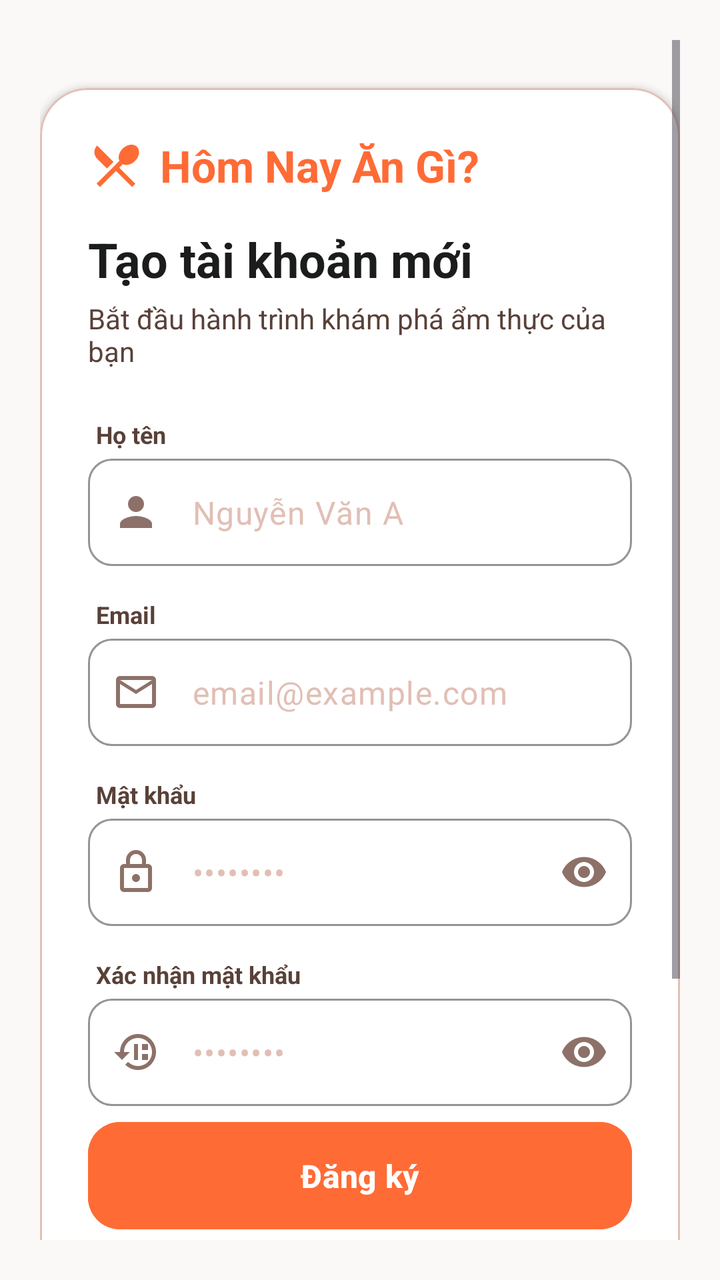
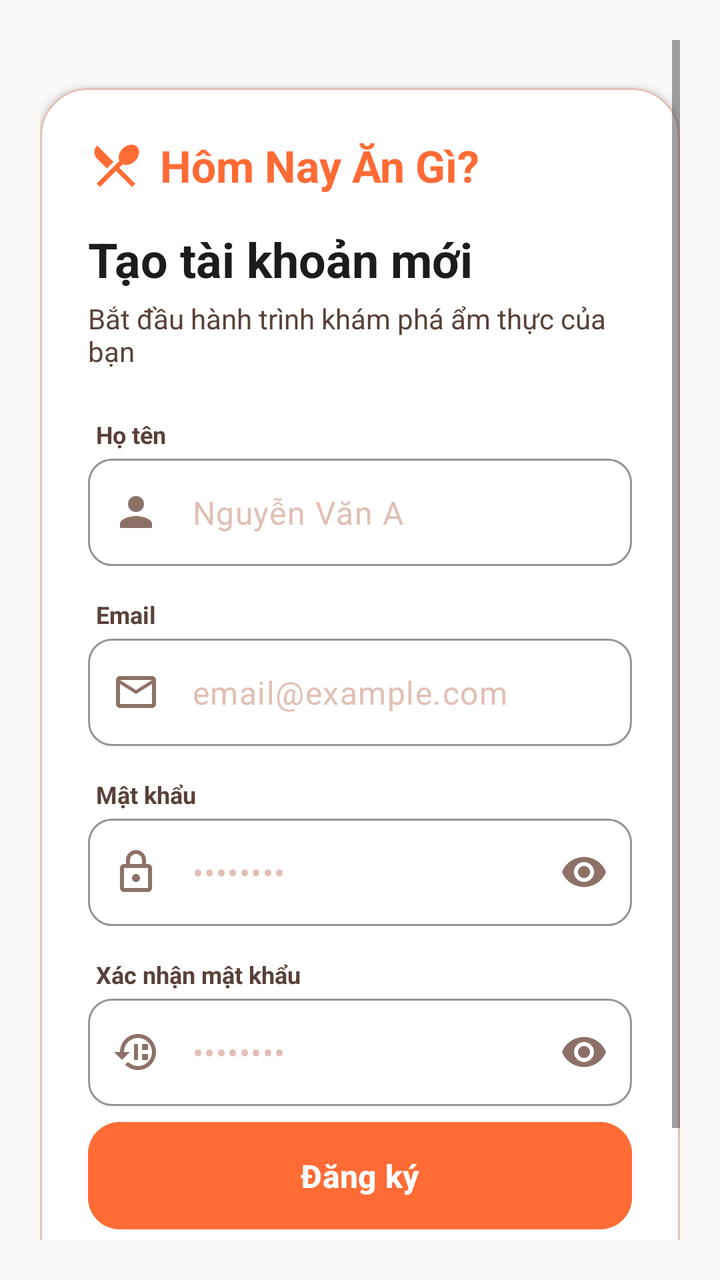

The first picture is an Android layout as it rendered before a commit; the second is the same layout after the commit. The layout source and the unified diff follow.
<!-- AndroidManifest.xml: application theme Theme.AnGi_DiDau -->
<!-- res/layout/activity_register.xml -->
<?xml version="1.0" encoding="utf-8"?>
<androidx.constraintlayout.widget.ConstraintLayout xmlns:android="http://schemas.android.com/apk/res/android"
    xmlns:app="http://schemas.android.com/apk/res-auto"
    xmlns:tools="http://schemas.android.com/tools"
    android:layout_width="match_parent"
    android:layout_height="match_parent"
    android:background="@color/background"
    tools:context=".ui.auth.RegisterActivity">

    <ScrollView
        android:layout_width="match_parent"
        android:layout_height="match_parent"
        android:fillViewport="true"
        android:padding="20dp">

        <androidx.constraintlayout.widget.ConstraintLayout
            android:layout_width="match_parent"
            android:layout_height="wrap_content">

            
            <com.google.android.material.card.MaterialCardView
                android:id="@+id/cardRegister"
                android:layout_width="0dp"
                android:layout_height="wrap_content"
                android:layout_marginTop="24dp"
                android:layout_marginBottom="24dp"
                app:cardBackgroundColor="@color/surface_container_lowest"
                app:cardCornerRadius="24dp"
                app:cardElevation="2dp"
                app:strokeColor="@color/outline_variant"
                app:strokeWidth="1dp"
                app:layout_constraintBottom_toBottomOf="parent"
                app:layout_constraintEnd_toEndOf="parent"
                app:layout_constraintStart_toStartOf="parent"
                app:layout_constraintTop_toTopOf="parent">

                <LinearLayout
                    android:layout_width="match_parent"
                    android:layout_height="wrap_content"
                    android:orientation="vertical"
                    android:padding="24dp">

                    
                    <LinearLayout
                        android:layout_width="match_parent"
                        android:layout_height="wrap_content"
                        android:gravity="center_vertical"
                        android:orientation="horizontal"
                        android:layout_marginBottom="16dp">

                        <ImageView
                            android:layout_width="28dp"
                            android:layout_height="28dp"
                            android:src="@drawable/ic_restaurant_menu"
                            app:tint="@color/primary_container" />

                        <TextView
                            android:layout_width="wrap_content"
                            android:layout_height="wrap_content"
                            android:layout_marginStart="8dp"
                            android:text="Hôm Nay Ăn Gì?"
                            android:textColor="@color/primary_container"
                            android:textSize="22sp"
                            android:textStyle="bold" />
                    </LinearLayout>

                    
                    <TextView
                        android:layout_width="wrap_content"
                        android:layout_height="wrap_content"
                        android:text="Tạo tài khoản mới"
                        android:textColor="@color/on_surface"
                        android:textSize="24sp"
                        android:textStyle="bold" />

                    
                    <TextView
                        android:layout_width="wrap_content"
                        android:layout_height="wrap_content"
                        android:layout_marginTop="4dp"
                        android:text="Bắt đầu hành trình khám phá ẩm thực của bạn"
                        android:textColor="@color/on_surface_variant"
                        android:textSize="14sp"
                        android:layout_marginBottom="24dp" />

                    
                    <TextView
                        android:layout_width="wrap_content"
                        android:layout_height="wrap_content"
                        android:layout_marginStart="4dp"
                        android:layout_marginBottom="4dp"
                        android:text="Họ tên"
                        android:textColor="@color/on_surface_variant"
                        android:textSize="12sp"
                        android:textStyle="bold" />

                    <com.google.android.material.textfield.TextInputLayout
                        android:layout_width="match_parent"
                        android:layout_height="wrap_content"
                        android:layout_marginBottom="16dp"
                        app:boxBackgroundColor="@color/surface_container_lowest"
                        app:boxCornerRadiusBottomEnd="12dp"
                        app:boxCornerRadiusBottomStart="12dp"
                        app:boxCornerRadiusTopEnd="12dp"
                        app:boxCornerRadiusTopStart="12dp"
                        app:boxStrokeColor="@color/primary_container"
                        app:hintEnabled="false"
                        app:startIconDrawable="@drawable/ic_person"
                        app:startIconTint="@color/outline_color">

                        <com.google.android.material.textfield.TextInputEditText
                            android:id="@+id/etFullName"
                            android:layout_width="match_parent"
                            android:layout_height="wrap_content"
                            android:hint="Nguyễn Văn A"
                            android:inputType="textPersonName"
                            android:paddingTop="16dp"
                            android:paddingBottom="16dp"
                            android:textColorHint="@color/outline_variant" />
                    </com.google.android.material.textfield.TextInputLayout>

                    
                    <TextView
                        android:layout_width="wrap_content"
                        android:layout_height="wrap_content"
                        android:layout_marginStart="4dp"
                        android:layout_marginBottom="4dp"
                        android:text="Email"
                        android:textColor="@color/on_surface_variant"
                        android:textSize="12sp"
                        android:textStyle="bold" />

                    <com.google.android.material.textfield.TextInputLayout
                        android:id="@+id/tilEmail"
                        android:layout_width="match_parent"
                        android:layout_height="wrap_content"
                        android:layout_marginBottom="16dp"
                        app:boxBackgroundColor="@color/surface_container_lowest"
                        app:boxCornerRadiusBottomEnd="12dp"
                        app:boxCornerRadiusBottomStart="12dp"
                        app:boxCornerRadiusTopEnd="12dp"
                        app:boxCornerRadiusTopStart="12dp"
                        app:boxStrokeColor="@color/primary_container"
                        app:hintEnabled="false"
                        app:startIconDrawable="@drawable/ic_mail"
                        app:startIconTint="@color/outline_color">

                        <com.google.android.material.textfield.TextInputEditText
                            android:id="@+id/etEmail"
                            android:layout_width="match_parent"
                            android:layout_height="wrap_content"
                            android:hint="email@example.com"
                            android:inputType="textEmailAddress"
                            android:paddingTop="16dp"
                            android:paddingBottom="16dp"
                            android:textColorHint="@color/outline_variant" />
                    </com.google.android.material.textfield.TextInputLayout>

                    
                    <TextView
                        android:layout_width="wrap_content"
                        android:layout_height="wrap_content"
                        android:layout_marginStart="4dp"
                        android:layout_marginBottom="4dp"
                        android:text="Số điện thoại"
                        android:visibility="gone"
                        android:textColor="@color/on_surface_variant"
                        android:textSize="12sp"
                        android:textStyle="bold" />


                    
                    <TextView
                        android:layout_width="wrap_content"
                        android:layout_height="wrap_content"
                        android:layout_marginStart="4dp"
                        android:layout_marginBottom="4dp"
                        android:text="Mật khẩu"
                        android:textColor="@color/on_surface_variant"
                        android:textSize="12sp"
                        android:textStyle="bold" />

                    <com.google.android.material.textfield.TextInputLayout
                        android:id="@+id/tilPassword"
                        android:layout_width="match_parent"
                        android:layout_height="wrap_content"
                        android:layout_marginBottom="16dp"
                        app:boxBackgroundColor="@color/surface_container_lowest"
                        app:boxCornerRadiusBottomEnd="12dp"
                        app:boxCornerRadiusBottomStart="12dp"
                        app:boxCornerRadiusTopEnd="12dp"
                        app:boxCornerRadiusTopStart="12dp"
                        app:boxStrokeColor="@color/primary_container"
                        app:endIconMode="password_toggle"
                        app:endIconTint="@color/outline_color"
                        app:hintEnabled="false"
                        app:startIconDrawable="@drawable/ic_lock"
                        app:startIconTint="@color/outline_color">

                        <com.google.android.material.textfield.TextInputEditText
                            android:id="@+id/etPassword"
                            android:layout_width="match_parent"
                            android:layout_height="wrap_content"
                            android:hint="••••••••"
                            android:inputType="textPassword"
                            android:paddingTop="16dp"
                            android:paddingBottom="16dp"
                            android:textColorHint="@color/outline_variant" />
                    </com.google.android.material.textfield.TextInputLayout>

                    
                    <TextView
                        android:layout_width="wrap_content"
                        android:layout_height="wrap_content"
                        android:layout_marginStart="4dp"
                        android:layout_marginBottom="4dp"
                        android:text="Xác nhận mật khẩu"
                        android:textColor="@color/on_surface_variant"
                        android:textSize="12sp"
                        android:textStyle="bold" />

                    <com.google.android.material.textfield.TextInputLayout
                        android:layout_width="match_parent"
                        android:layout_height="wrap_content"
                        android:layout_marginBottom="8dp"
                        app:boxBackgroundColor="@color/surface_container_lowest"
                        app:boxCornerRadiusBottomEnd="12dp"
                        app:boxCornerRadiusBottomStart="12dp"
                        app:boxCornerRadiusTopEnd="12dp"
                        app:boxCornerRadiusTopStart="12dp"
                        app:boxStrokeColor="@color/primary_container"
                        app:endIconMode="password_toggle"
                        app:endIconTint="@color/outline_color"
                        app:hintEnabled="false"
                        app:startIconDrawable="@drawable/ic_lock_reset"
                        app:startIconTint="@color/outline_color">

                        <com.google.android.material.textfield.TextInputEditText
                            android:id="@+id/etConfirmPassword"
                            android:layout_width="match_parent"
                            android:layout_height="wrap_content"
                            android:hint="••••••••"
                            android:inputType="textPassword"
                            android:paddingTop="16dp"
                            android:paddingBottom="16dp"
                            android:textColorHint="@color/outline_variant" />
                    </com.google.android.material.textfield.TextInputLayout>


                    
                    <com.google.android.material.button.MaterialButton
                        android:id="@+id/btnRegister"
                        android:layout_width="match_parent"
                        android:layout_height="wrap_content"
                        android:backgroundTint="@color/primary_container"
                        android:insetTop="0dp"
                        android:insetBottom="0dp"
                        android:paddingTop="16dp"
                        android:paddingBottom="16dp"
                        android:text="Đăng ký"
                        android:textAllCaps="false"
                        android:textColor="@color/on_primary"
                        android:textSize="16sp"
                        android:textStyle="bold"
                        app:cornerRadius="16dp" />

                    
                    <LinearLayout
                        android:layout_width="match_parent"
                        android:layout_height="wrap_content"
                        android:layout_marginTop="24dp"
                        android:layout_marginBottom="24dp"
                        android:gravity="center_vertical"
                        android:orientation="horizontal">

                        <View
                            android:layout_width="0dp"
                            android:layout_height="1dp"
                            android:layout_weight="1"
                            android:background="@color/outline_variant" />

                        <TextView
                            android:layout_width="wrap_content"
                            android:layout_height="wrap_content"
                            android:layout_marginStart="16dp"
                            android:layout_marginEnd="16dp"
                            android:text="HOẶC"
                            android:textColor="@color/outline_color"
                            android:textSize="12sp" />

                        <View
                            android:layout_width="0dp"
                            android:layout_height="1dp"
                            android:layout_weight="1"
                            android:background="@color/outline_variant" />
                    </LinearLayout>

                    
                    <LinearLayout
                        android:layout_width="match_parent"
                        android:layout_height="wrap_content"
                        android:orientation="horizontal"
                        android:baselineAligned="false">

                        <com.google.android.material.button.MaterialButton
                            android:id="@+id/btnGoogleRegister"
                            style="@style/Widget.MaterialComponents.Button.OutlinedButton"
                            android:layout_width="0dp"
                            android:layout_height="wrap_content"
                            android:layout_weight="1"
                            android:layout_marginEnd="8dp"
                            android:insetTop="0dp"
                            android:insetBottom="0dp"
                            android:paddingTop="12dp"
                            android:paddingBottom="12dp"
                            android:text="Google"
                            android:textAllCaps="false"
                            android:textColor="@color/on_surface"
                            app:cornerRadius="12dp"
                            app:icon="@drawable/ic_google"
                            app:iconGravity="textStart"
                            app:iconTint="@null"
                            app:strokeColor="@color/outline_variant" />

                        <com.google.android.material.button.MaterialButton
                            android:id="@+id/btnFacebookRegister"
                            style="@style/Widget.MaterialComponents.Button.OutlinedButton"
                            android:layout_width="0dp"
                            android:layout_height="wrap_content"
                            android:layout_weight="1"
                            android:layout_marginStart="8dp"
                            android:insetTop="0dp"
                            android:insetBottom="0dp"
                            android:paddingTop="12dp"
                            android:paddingBottom="12dp"
                            android:text="Facebook"
                            android:textAllCaps="false"
                            android:textColor="@color/on_surface"
                            app:cornerRadius="12dp"
                            app:icon="@drawable/ic_facebook"
                            app:iconGravity="textStart"
                            app:iconTint="#1877F2"
                            app:strokeColor="@color/outline_variant" />
                    </LinearLayout>

                    
                    <LinearLayout
                        android:layout_width="match_parent"
                        android:layout_height="wrap_content"
                        android:layout_marginTop="24dp"
                        android:gravity="center"
                        android:orientation="horizontal">

                        <TextView
                            android:layout_width="wrap_content"
                            android:layout_height="wrap_content"
                            android:text="Đã có tài khoản? "
                            android:textColor="@color/on_surface_variant"
                            android:textSize="14sp" />

                        <TextView
                            android:id="@+id/tvGoToLogin"
                            android:layout_width="wrap_content"
                            android:layout_height="wrap_content"
                            android:text="Đăng nhập"
                            android:textColor="@color/primary_container"
                            android:textSize="14sp"
                            android:textStyle="bold" />
                    </LinearLayout>

                </LinearLayout>
            </com.google.android.material.card.MaterialCardView>

        </androidx.constraintlayout.widget.ConstraintLayout>
    </ScrollView>
</androidx.constraintlayout.widget.ConstraintLayout>
<!-- resources referenced by this layout -->
<resources>
  <color name="background">#FBF9F8</color>
  <color name="on_primary">#FFFFFF</color>
  <color name="on_surface">#1B1C1C</color>
  <color name="on_surface_variant">#594139</color>
  <color name="outline_color">#8D7168</color>
  <color name="outline_variant">#E1BFB5</color>
  <color name="primary_container">#FF6B35</color>
  <color name="surface_container_lowest">#FFFFFF</color>
  <!-- drawable ic_facebook (drawable) -->
  <vector xmlns:android="http://schemas.android.com/apk/res/android"
      android:width="24dp"
      android:height="24dp"
      android:viewportWidth="24"
      android:viewportHeight="24">
    <path
        android:fillColor="#FF000000"
        android:pathData="M22,12c0,-5.52 -4.48,-10 -10,-10S2,6.48 2,12c0,4.84 3.44,8.87 8,9.8V15H8v-3h2V9.5C10,7.57 11.57,6 13.5,6H16v3h-2c-0.55,0 -1,0.45 -1,1v2h3v3h-3v6.95C18.05,21.45 22,17.19 22,12z"/>
  </vector>
  <!-- drawable ic_google (drawable) -->
  <vector xmlns:android="http://schemas.android.com/apk/res/android"
      android:width="24dp"
      android:height="24dp"
      android:viewportWidth="24"
      android:viewportHeight="24">
    <path
        android:fillColor="#FF000000"
        android:pathData="M12.24,10.28L14.44,12.5H21.38C21.46,11.83 21.5,11.14 21.5,10.42C21.5,4.7 17.2,0.5 11.5,0.5C5.16,0.5 0.5,5.16 0.5,11.5C0.5,17.84 5.16,22.5 11.5,22.5C17.2,22.5 21.5,18.3 21.5,12.58C21.5,11.82 21.43,11.08 21.28,10.36H11.5V10.28zM11.5,20.5C6.54,20.5 2.5,16.46 2.5,11.5C2.5,6.54 6.54,2.5 11.5,2.5C13.84,2.5 15.96,3.41 17.5,4.9L15.35,7.05C14.36,6.13 13.01,5.55 11.5,5.55C8.21,5.55 5.55,8.21 5.55,11.5C5.55,14.79 8.21,17.45 11.5,17.45C14.15,17.45 16.39,15.71 17.15,13.3H11.5V10.28H19.26C19.38,10.74 19.45,11.23 19.45,11.75C19.45,16.59 16.14,20.5 11.5,20.5Z"/>
  </vector>
  <!-- drawable ic_lock (drawable) -->
  <vector xmlns:android="http://schemas.android.com/apk/res/android"
      android:width="24dp"
      android:height="24dp"
      android:viewportWidth="24"
      android:viewportHeight="24">
    <path
        android:fillColor="#FF000000"
        android:pathData="M18,8h-1V6c0,-2.76 -2.24,-5 -5,-5S7,3.24 7,6v2H6c-1.1,0 -2,0.9 -2,2v10c0,1.1 0.9,2 2,2h12c1.1,0 2,-0.9 2,-2V10C20,8.9 19.1,8 18,8zM9,6c0,-1.66 1.34,-3 3,-3s3,1.34 3,3v2H9V6zM18,20H6V10h12V20zM12,17c1.1,0 2,-0.9 2,-2c0,-1.1 -0.9,-2 -2,-2s-2,0.9 -2,2C10,16.1 10.9,17 12,17z"/>
  </vector>
  <!-- drawable ic_lock_reset (drawable) -->
  <vector xmlns:android="http://schemas.android.com/apk/res/android"
      android:width="24dp"
      android:height="24dp"
      android:viewportWidth="24"
      android:viewportHeight="24">
    <path
        android:fillColor="#FF000000"
        android:pathData="M13,3c-4.97,0 -9,4.03 -9,9H1l3.89,3.89l0.07,0.14L9,12H6c0,-3.87 3.13,-7 7,-7s7,3.13 7,7s-3.13,7 -7,7c-1.93,0 -3.68,-0.79 -4.94,-2.06l-1.42,1.42C8.27,19.99 10.51,21 13,21c4.97,0 9,-4.03 9,-9S17.97,3 13,3zM15,8v3h3V8H15zM15,13v3h3v-3H15zM11,8v8h2V8H11z"/>
  </vector>
  <!-- drawable ic_mail (drawable) -->
  <vector xmlns:android="http://schemas.android.com/apk/res/android"
      android:width="24dp"
      android:height="24dp"
      android:viewportWidth="24"
      android:viewportHeight="24">
    <path
        android:fillColor="#FF000000"
        android:pathData="M20,4H4C2.9,4 2.01,4.9 2.01,6L2,18c0,1.1 0.9,2 2,2h16c1.1,0 2,-0.9 2,-2V6C22,4.9 21.1,4 20,4zM20,18H4V8l8,5l8,-5V18zM12,11L4,6h16L12,11z"/>
  </vector>
  <!-- drawable ic_person (drawable) -->
  <vector xmlns:android="http://schemas.android.com/apk/res/android"
      android:width="24dp"
      android:height="24dp"
      android:viewportWidth="24"
      android:viewportHeight="24">
    <path
        android:fillColor="#FF000000"
        android:pathData="M12,12c2.21,0 4,-1.79 4,-4s-1.79,-4 -4,-4s-4,1.79 -4,4s1.79,4 4,4zM12,14c-2.67,0 -8,1.34 -8,4v2h16v-2c0,-2.66 -5.33,-4 -8,-4z"/>
  </vector>
  <style name="Theme.AnGi_DiDau" parent="Base.Theme.AnGi_DiDau" />
  <style name="Base.Theme.AnGi_DiDau" parent="Theme.Material3.DayNight.NoActionBar">
          
          
      </style>
  <!-- unchanged entries left out for length: 1 -->
</resources>

<!-- the commit's change to res/layout/activity_register.xml (unified diff, before → after) -->
@@ -264,84 +264,6 @@
                         android:textStyle="bold"
                         app:cornerRadius="16dp" />
 
-                    
-                    <LinearLayout
-                        android:layout_width="match_parent"
-                        android:layout_height="wrap_content"
-                        android:layout_marginTop="24dp"
-                        android:layout_marginBottom="24dp"
-                        android:gravity="center_vertical"
-                        android:orientation="horizontal">
-
-                        <View
-                            android:layout_width="0dp"
-                            android:layout_height="1dp"
-                            android:layout_weight="1"
-                            android:background="@color/outline_variant" />
-
-                        <TextView
-                            android:layout_width="wrap_content"
-                            android:layout_height="wrap_content"
-                            android:layout_marginStart="16dp"
-                            android:layout_marginEnd="16dp"
-                            android:text="HOẶC"
-                            android:textColor="@color/outline_color"
-                            android:textSize="12sp" />
-
-                        <View
-                            android:layout_width="0dp"
-                            android:layout_height="1dp"
-                            android:layout_weight="1"
-                            android:background="@color/outline_variant" />
-                    </LinearLayout>
-
-                    
-                    <LinearLayout
-                        android:layout_width="match_parent"
-                        android:layout_height="wrap_content"
-                        android:orientation="horizontal"
-                        android:baselineAligned="false">
-
-                        <com.google.android.material.button.MaterialButton
-                            android:id="@+id/btnGoogleRegister"
-                            style="@style/Widget.MaterialComponents.Button.OutlinedButton"
-                            android:layout_width="0dp"
-                            android:layout_height="wrap_content"
-                            android:layout_weight="1"
-                            android:layout_marginEnd="8dp"
-                            android:insetTop="0dp"
-                            android:insetBottom="0dp"
-                            android:paddingTop="12dp"
-                            android:paddingBottom="12dp"
-                            android:text="Google"
-                            android:textAllCaps="false"
-                            android:textColor="@color/on_surface"
-                            app:cornerRadius="12dp"
-                            app:icon="@drawable/ic_google"
-                            app:iconGravity="textStart"
-                            app:iconTint="@null"
-                            app:strokeColor="@color/outline_variant" />
-
-                        <com.google.android.material.button.MaterialButton
-                            android:id="@+id/btnFacebookRegister"
-                            style="@style/Widget.MaterialComponents.Button.OutlinedButton"
-                            android:layout_width="0dp"
-                            android:layout_height="wrap_content"
-                            android:layout_weight="1"
-                            android:layout_marginStart="8dp"
-                            android:insetTop="0dp"
-                            android:insetBottom="0dp"
-                            android:paddingTop="12dp"
-                            android:paddingBottom="12dp"
-                            android:text="Facebook"
-                            android:textAllCaps="false"
-                            android:textColor="@color/on_surface"
-                            app:cornerRadius="12dp"
-                            app:icon="@drawable/ic_facebook"
-                            app:iconGravity="textStart"
-                            app:iconTint="#1877F2"
-                            app:strokeColor="@color/outline_variant" />
-                    </LinearLayout>
 
                     
                     <LinearLayout
<!-- resource entries referenced after the edit -->
@@ -8,26 +8,6 @@
   <color name="outline_variant">#E1BFB5</color>
   <color name="primary_container">#FF6B35</color>
   <color name="surface_container_lowest">#FFFFFF</color>
-  <!-- drawable ic_facebook (drawable) -->
-  <vector xmlns:android="http://schemas.android.com/apk/res/android"
-      android:width="24dp"
-      android:height="24dp"
-      android:viewportWidth="24"
-      android:viewportHeight="24">
-    <path
-        android:fillColor="#FF000000"
-        android:pathData="M22,12c0,-5.52 -4.48,-10 -10,-10S2,6.48 2,12c0,4.84 3.44,8.87 8,9.8V15H8v-3h2V9.5C10,7.57 11.57,6 13.5,6H16v3h-2c-0.55,0 -1,0.45 -1,1v2h3v3h-3v6.95C18.05,21.45 22,17.19 22,12z"/>
-  </vector>
-  <!-- drawable ic_google (drawable) -->
-  <vector xmlns:android="http://schemas.android.com/apk/res/android"
-      android:width="24dp"
-      android:height="24dp"
-      android:viewportWidth="24"
-      android:viewportHeight="24">
-    <path
-        android:fillColor="#FF000000"
-        android:pathData="M12.24,10.28L14.44,12.5H21.38C21.46,11.83 21.5,11.14 21.5,10.42C21.5,4.7 17.2,0.5 11.5,0.5C5.16,0.5 0.5,5.16 0.5,11.5C0.5,17.84 5.16,22.5 11.5,22.5C17.2,22.5 21.5,18.3 21.5,12.58C21.5,11.82 21.43,11.08 21.28,10.36H11.5V10.28zM11.5,20.5C6.54,20.5 2.5,16.46 2.5,11.5C2.5,6.54 6.54,2.5 11.5,2.5C13.84,2.5 15.96,3.41 17.5,4.9L15.35,7.05C14.36,6.13 13.01,5.55 11.5,5.55C8.21,5.55 5.55,8.21 5.55,11.5C5.55,14.79 8.21,17.45 11.5,17.45C14.15,17.45 16.39,15.71 17.15,13.3H11.5V10.28H19.26C19.38,10.74 19.45,11.23 19.45,11.75C19.45,16.59 16.14,20.5 11.5,20.5Z"/>
-  </vector>
   <!-- drawable ic_lock (drawable) -->
   <vector xmlns:android="http://schemas.android.com/apk/res/android"
       android:width="24dp"
